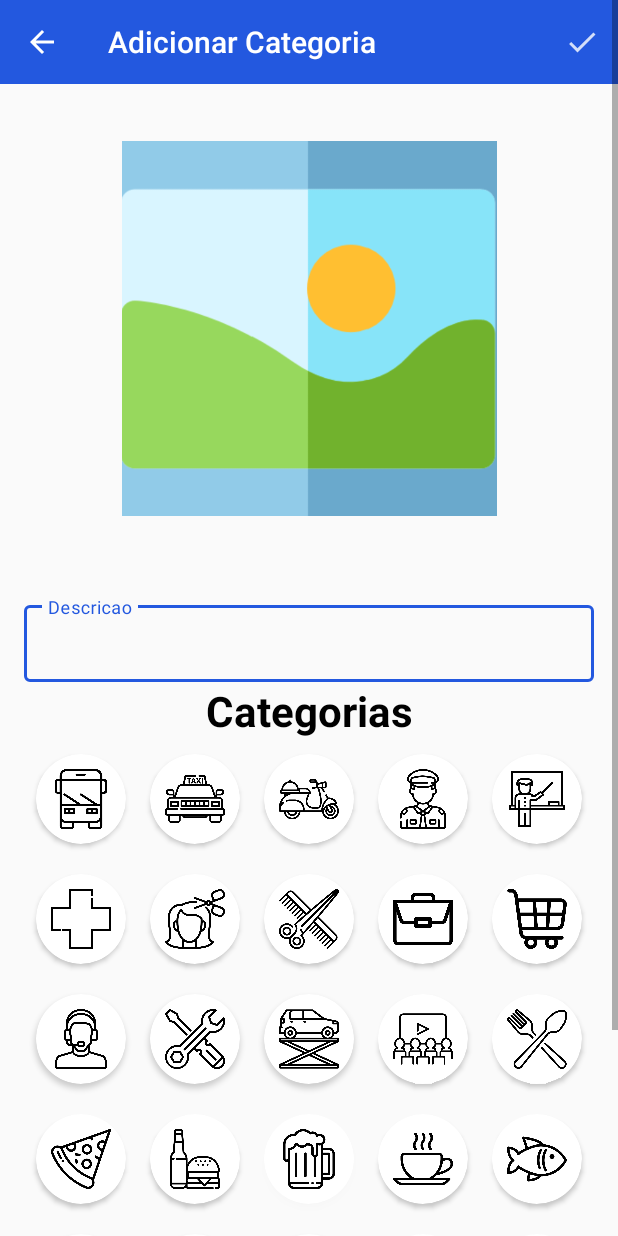
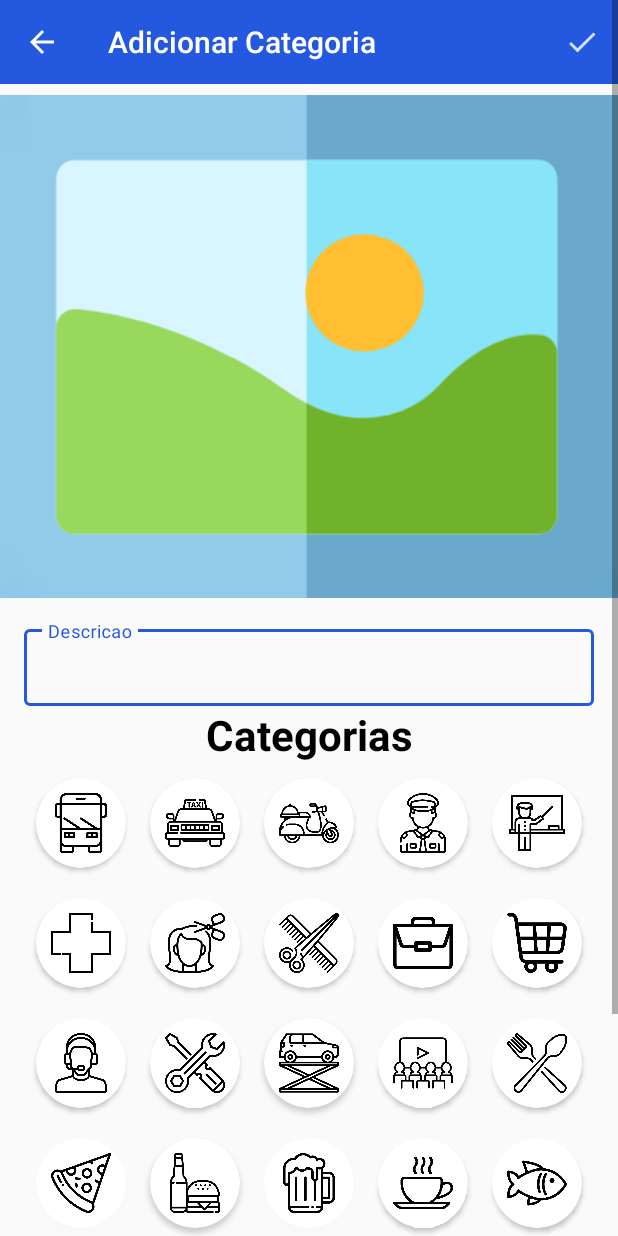
Before and after one commit to DannielRoque/Mapa_Local, an Android app: the FormularioCategoriaActivity screen opened directly, with no data from a screen before it, on a phone screen of 412 x 824 dp. Run offline under Robolectric (Android 15) with nearby library versions, the phone set to English and light mode, and no system bars.

Commit message:
update image category

```diff
--- a/app/src/main/res/layout/activity_formulario_categoria.xml
+++ b/app/src/main/res/layout/activity_formulario_categoria.xml
@@ -23,12 +23,10 @@
 
         <ImageView
             android:id="@+id/activity_formulario_categoria_imagem"
-            android:layout_width="250dp"
-            android:layout_height="250dp"
-            android:layout_margin="16sp"
+            android:layout_width="0dp"
+            android:layout_height="350dp"
             android:contentDescription="@string/imagem_categoria_do_local"
-            android:scaleType="centerCrop"
-            app:layout_constraintBottom_toTopOf="@+id/activity_formulario_categoria_descricao"
+            android:scaleType="fitCenter"
             app:layout_constraintEnd_toEndOf="parent"
             app:layout_constraintStart_toStartOf="parent"
             app:layout_constraintTop_toBottomOf="@id/activity_formulario_toolbar_categoria" />
@@ -49,8 +47,9 @@
             style="@style/Widget.MaterialComponents.TextInputLayout.OutlinedBox.Dense"
             android:layout_width="0dp"
             android:layout_height="wrap_content"
-            android:layout_margin="16sp"
-            app:layout_constraintBottom_toTopOf="@id/activity_formulario_recyclerview_categoria"
+            android:layout_marginTop="8dp"
+            android:layout_marginStart="16sp"
+            android:layout_marginEnd="16sp"
             app:layout_constraintEnd_toEndOf="parent"
             app:layout_constraintStart_toStartOf="parent"
             app:layout_constraintTop_toBottomOf="@id/activity_formulario_categoria_imagem">
```
Also changed, not shown: app/src/main/AndroidManifest.xml (+6 -6 lines), app/src/main/res/layout/activity_formulario_local.xml (+5 -4 lines).
